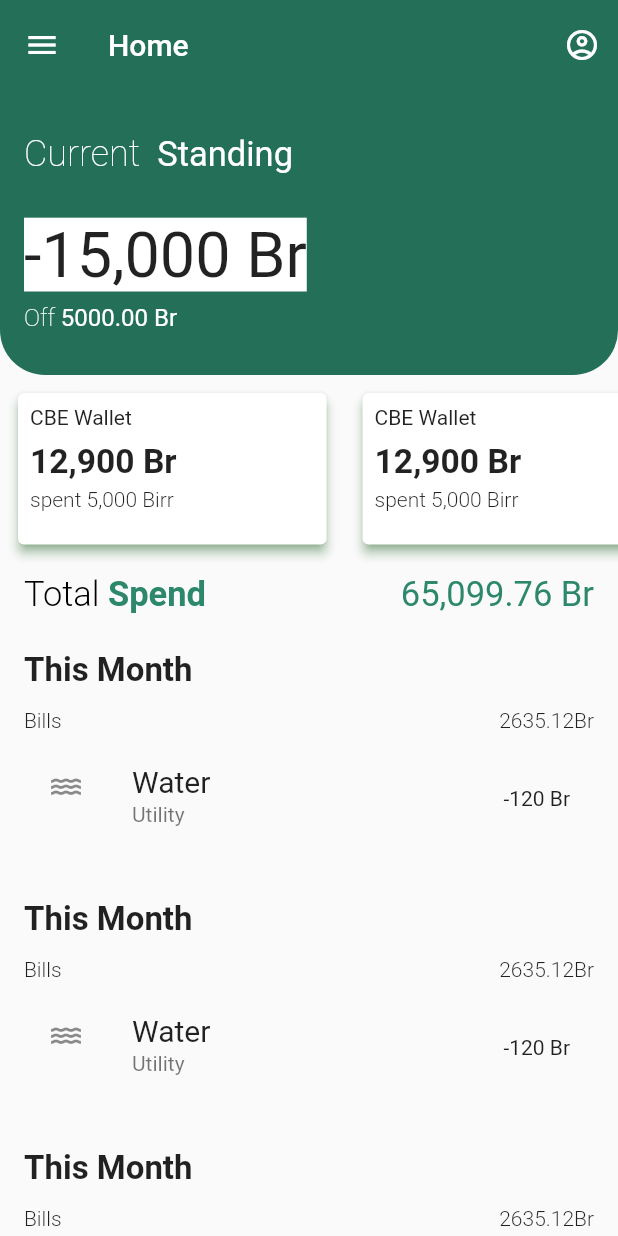
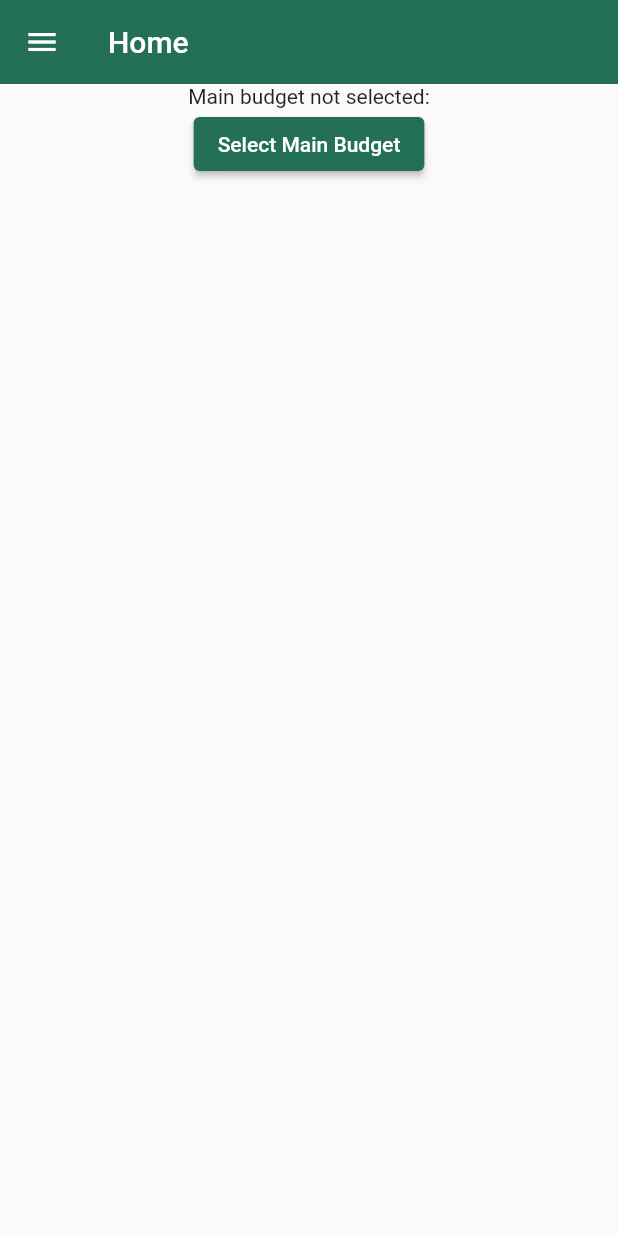
Before and after one commit to michaelzewdu/smuni, a Flutter app: the screen it shows after launch, on a phone screen of 412 x 824 dp. Run offline on Flutter 3.47's test engine with Material 2 defaults, Android fonts, the phone set to English and light mode, and no system bars; our stand-ins replace bloc, flutter_bloc, sqflite; accounts and stored records are empty.

Commit message:
feat: bloc observer

```diff
--- a/lib/blocs/user.dart
+++ b/lib/blocs/user.dart
@@ -16,33 +16,39 @@ class LoadUser extends UserEvent {
 class UpdateUser extends UserEvent {
   final User update;
   UpdateUser(this.update);
+
+  @override
+  String toString() => "${this.runtimeType.toString()} { update: $update }";
 }
 
 // STATE
 
-abstract class UserState {
-  const UserState();
+abstract class UserBlocState {
+  const UserBlocState();
 }
 
-class UsersLoading extends UserState {}
+class UserLoading extends UserBlocState {}
 
-class UsersLoadSuccess extends UserState {
-  final User user;
+class UserLoadSuccess extends UserBlocState {
+  final User item;
 
-  UsersLoadSuccess(this.user);
+  UserLoadSuccess(this.item);
+
+  @override
+  String toString() => "${this.runtimeType.toString()} { item: $item }";
 }
 
 // BLOC
 
-class UsersBloc extends Bloc<UserEvent, UserState> {
-  UsersBloc(User user) : super(UsersLoadSuccess(user));
+class UserBloc extends Bloc<UserEvent, UserBlocState> {
+  UserBloc(User user) : super(UserLoadSuccess(user));
 
   @override
-  Stream<UserState> mapEventToState(
+  Stream<UserBlocState> mapEventToState(
     UserEvent event,
   ) async* {
     if (event is UpdateUser) {
-      yield UsersLoadSuccess(event.update);
+      yield UserLoadSuccess(event.update);
     } else if (event is LoadUser) {}
   }
 }
--- a/lib/main.dart
+++ b/lib/main.dart
@@ -1,8 +1,13 @@
 import 'package:flutter/material.dart';
 import 'package:flutter_bloc/flutter_bloc.dart';
+import 'package:bloc/bloc.dart';
 import 'package:flutter_localizations/flutter_localizations.dart';
 import 'package:smuni/screens/home_screen.dart';
 
+import 'bloc_observer.dart';
+import 'screens/routes.dart';
+import 'repositories/repositories.dart';
+import 'models/models.dart';
 import 'blocs/blocs.dart';
 import 'constants.dart';
 import 'models/models.dart';
@@ -10,6 +15,7 @@ import 'repositories/repositories.dart';
 import 'screens/routes.dart';
 
 void main() async {
+  Bloc.observer = SimpleBlocObserver();
   runApp(MyApp());
 }
 
@@ -172,7 +178,7 @@ class MyApp extends StatelessWidget {
         ],
         child: MultiBlocProvider(
           providers: [
-            BlocProvider(create: (context) => UsersBloc(defaultUser)),
+            BlocProvider(create: (context) => UserBloc(defaultUser)),
             BlocProvider(
               create: (context) => BudgetsBloc(context.read<BudgetRepository>())
                 ..add(LoadBudgets()),
--- a/lib/models/models.dart
+++ b/lib/models/models.dart
@@ -9,6 +9,7 @@ class User {
   final String email;
   final String phoneNumber;
   final String? pictureURL;
+  final String? mainBudget;
   final List<Budget> budgets;
   final List<Expense> expenses;
   final List<Category> categories;
@@ -21,7 +22,8 @@ class User {
     required this.username,
     required this.email,
     required this.phoneNumber,
-    required this.pictureURL,
+    this.pictureURL,
+    this.mainBudget,
     required this.budgets,
     required this.expenses,
     required this.categories,
@@ -36,6 +38,7 @@ class User {
         "email": email,
         "phoneNumber": phoneNumber,
         "pictureURL": pictureURL,
+        "mainBudget": mainBudget,
         "budgets": budgets.map((e) => e.toJSON()),
         "categories": categories.map((c) => c.toJSON()),
         "expenses": expenses.map((e) => e.toJSON()),
@@ -50,27 +53,61 @@ class User {
         email: checkedConvert(json, "email", (v) => v as String),
         phoneNumber: checkedConvert(json, "phoneNumber", (v) => v as String),
         pictureURL: checkedConvert(json, "pictureURL", (v) => v as String?),
+        mainBudget: checkedConvert(json, "mainBudget", (v) => v as String?),
         budgets: checkedConvert(
           json,
           "budgets",
           (v) => v == null
               ? []
               : checkedConvertArray(
-                    v as List<dynamic>, (_, v) => Budget.fromJson(v))),
+                  v as List<dynamic>, (_, v) => Budget.fromJson(v)),
+        ),
         expenses: checkedConvert(
           json,
           "expenses",
           (v) => v == null
               ? []
               : checkedConvertArray(
-                    v as List<dynamic>, (_, v) => Expense.fromJson(v))),
+                  v as List<dynamic>, (_, v) => Expense.fromJson(v)),
+        ),
         categories: checkedConvert(
           json,
           "categories",
           (v) => v == null
               ? []
               : checkedConvertArray(
-                    v as List<dynamic>, (_, v) => Category.fromJson(v))),
+                  v as List<dynamic>, (_, v) => Category.fromJson(v)),
+        ),
+      );
+
+  factory User.from(
+    User other, {
+    String? id,
+    DateTime? createdAt,
+    DateTime? updatedAt,
+    String? firebaseId,
+    String? username,
+    String? email,
+    String? phoneNumber,
+    String? pictureURL,
+    String? mainBudget,
+    List<Budget>? budgets,
+    List<Expense>? expenses,
+    List<Category>? categories,
+  }) =>
+      User(
+        id: id ?? other.id,
+        createdAt: createdAt ?? other.createdAt,
+        updatedAt: updatedAt ?? other.updatedAt,
+        firebaseId: firebaseId ?? other.firebaseId,
+        username: username ?? other.username,
+        email: email ?? other.email,
+        phoneNumber: phoneNumber ?? other.phoneNumber,
+        pictureURL: pictureURL ?? other.pictureURL,
+        mainBudget: mainBudget ?? other.mainBudget,
+        budgets: budgets ?? other.budgets,
+        expenses: expenses ?? other.expenses,
+        categories: categories ?? other.categories,
       );
 }
 
@@ -154,8 +191,9 @@ class Budget {
         "endTime": endTime.toUtc().toString(),
         "allocatedAmount": allocatedAmount.toJSON(),
         "frequency": frequency.toJSON(),
-        "categories":
-            categories.entries.map((e) => MapEntry(e.key, e.value.toJSON())),
+        "categories": categories.entries.map(
+          (e) => MapEntry(e.key, e.value.toJSON()),
+        ),
       };
 
   factory Budget.fromJson(Map<String, dynamic> json) => Budget(
@@ -175,7 +213,8 @@ class Budget {
           (v) => v == null
               ? {}
               : checkedConvertMap(v as Map<String, dynamic>,
-                    (_, v) => MonetaryAmount.fromJson(v))),
+                  (_, v) => MonetaryAmount.fromJson(v)),
+        ),
       );
   factory Budget.from(
     Budget other, {
--- a/lib/screens/Budget/budgets_list_screen.dart
+++ b/lib/screens/Budget/budgets_list_screen.dart
@@ -311,7 +311,7 @@ class _BudgetListPageState extends State<BudgetListPage> {
                                               : Recurring(
                                                   daytimeToSecondsConverter(
                                                       recurringIntervals)),
-                                          categories: [],
+                                          categories: {},
                                         )));
                                     Navigator.pushReplacementNamed(
                                         context, BudgetListPage.routeName);
--- a/lib/screens/home_screen.dart
+++ b/lib/screens/home_screen.dart
@@ -1,8 +1,13 @@
 import 'package:flutter/cupertino.dart';
 import 'package:flutter/material.dart';
+import 'package:flutter_bloc/flutter_bloc.dart';
+
+import 'package:smuni/blocs/blocs.dart';
 import 'package:smuni/constants.dart';
+import 'package:smuni/models/models.dart';
 import 'package:smuni/screens/Budget/budgets_list_screen.dart';
 import 'package:smuni/screens/Expense/expense_list_page.dart';
+import 'package:smuni/widgets/budget_selector.dart';
 
 import 'Category/category_list_2.dart';
 
@@ -66,7 +71,10 @@ class SmuniHomeScreen extends StatelessWidget {
           ],
         ),
       )),
-      body: CustomScrollView(
+      body: BlocBuilder<UserBloc, UserBlocState>(builder: (context, state) {
+        if (state is UserLoadSuccess) {
+          if (state.item.mainBudget != null)
+            return CustomScrollView(
               slivers: [
                 SliverAppBar(
                   toolbarHeight: 60,
@@ -96,9 +104,11 @@ class SmuniHomeScreen extends StatelessWidget {
                               TextSpan(
                                   text: 'Current  ',
                                   style: TextStyle(
-                                fontSize: 24, fontWeight: FontWeight.w200)),
+                                      fontSize: 24,
+                                      fontWeight: FontWeight.w200)),
                               TextSpan(
-                            text: 'Standing', style: TextStyle(fontSize: 23))
+                                  text: 'Standing',
+                                  style: TextStyle(fontSize: 23))
                             ])),
                             Column(
                               crossAxisAlignment: CrossAxisAlignment.start,
@@ -106,10 +116,12 @@ class SmuniHomeScreen extends StatelessWidget {
                                 Text(
                                   '-15,000 Br',
                                   textScaleFactor: 3,
-                            style: TextStyle(backgroundColor: Colors.white),
+                                  style:
+                                      TextStyle(backgroundColor: Colors.white),
                                 ),
                                 Padding(
-                              padding: const EdgeInsets.fromLTRB(0, 8, 0, 0),
+                                    padding:
+                                        const EdgeInsets.fromLTRB(0, 8, 0, 0),
                                     child: RichText(
                                         text: TextSpan(children: [
                                       TextSpan(
@@ -147,8 +159,8 @@ class SmuniHomeScreen extends StatelessWidget {
                         ),
                       ),
                       Padding(
-                  padding:
-                      const EdgeInsets.symmetric(vertical: 8.0, horizontal: 16),
+                        padding: const EdgeInsets.symmetric(
+                            vertical: 8.0, horizontal: 16),
                         child: Row(
                           mainAxisAlignment: MainAxisAlignment.spaceBetween,
                           children: [
@@ -170,7 +182,8 @@ class SmuniHomeScreen extends StatelessWidget {
                               ])),
                             ),
                             Text('65,099.76 Br',
-                          style: TextStyle(fontSize: 23, color: semuni600))
+                                style:
+                                    TextStyle(fontSize: 23, color: semuni600))
                           ],
                         ),
                       )
@@ -178,28 +191,32 @@ class SmuniHomeScreen extends StatelessWidget {
                   ),
                 ),
                 SliverList(
-              delegate:
-                  SliverChildBuilderDelegate((BuildContext context, int index) {
-            return Padding(
+                    delegate: SliverChildBuilderDelegate(
+                        (BuildContext context, int index) => Padding(
                               padding: const EdgeInsets.all(16.0),
                               child: Column(
                                 crossAxisAlignment: CrossAxisAlignment.start,
                                 children: [
                                   Text(
                                     'This Month',
-                    style: TextStyle(fontSize: 22, fontWeight: FontWeight.bold),
+                                    style: TextStyle(
+                                        fontSize: 22,
+                                        fontWeight: FontWeight.bold),
                                   ),
                                   SizedBox(height: 12),
                                   Row(
-                    mainAxisAlignment: MainAxisAlignment.spaceBetween,
+                                    mainAxisAlignment:
+                                        MainAxisAlignment.spaceBetween,
                                     children: [
                                       Text(
                                         'Bills',
-                        style: TextStyle(fontWeight: FontWeight.w300),
+                                        style: TextStyle(
+                                            fontWeight: FontWeight.w300),
                                       ),
                                       Text(
                                         '2635.12Br',
-                        style: TextStyle(fontWeight: FontWeight.w300),
+                                        style: TextStyle(
+                                            fontWeight: FontWeight.w300),
                                       )
                                     ],
                                   ),
@@ -215,21 +232,81 @@ class SmuniHomeScreen extends StatelessWidget {
                                   )
                                 ],
                               ),
+                            ),
+                        childCount: 20))
+              ],
             );
+          else {
+            return _mainBudgetSelector(context, state);
+          }
+        } else if (state is UserLoading) {
+          return const Center(child: CircularProgressIndicator());
+        }
+        throw Exception("unexpected state");
+      }),
+    );
+  }
 
-            /*
-            return Container(
-              color: index.isOdd ? Colors.white : Colors.black12,
-              height: 100.0,
+  Widget _mainBudgetSelector(BuildContext context, UserLoadSuccess state) =>
+      CustomScrollView(slivers: [
+        SliverAppBar(
+          title: Text('Home'),
+          pinned: true,
+        ),
+        SliverFillRemaining(
             child: Center(
-                child: Text('$index', textScaleFactor: 5),
+          child: Form(
+            child: Column(
+              children: [
+                Text("Main budget not selected:"),
+                ElevatedButton(
+                  onPressed: () {
+                    final selectorKey = GlobalKey<FormFieldState<String>>();
+                    var budgetId = "";
+                    showModalBottomSheet(
+                      context: context,
+                      builder: (context) => StatefulBuilder(
+                        builder: (builder, setState) => Column(children: [
+                          BudgetFormSelector(
+                            key: selectorKey,
+                            onChanged: (value) {
+                              setState(() {
+                                budgetId = value!;
+                              });
+                            },
+                            validator: (value) {
+                              if (value == null) {
+                                return "No budget selected";
+                              }
+                            },
                           ),
-            );*/
-          }, childCount: 20))
+                          ElevatedButton(
+                              onPressed: budgetId.isNotEmpty
+                                  ? () {
+                                      final selector = selectorKey.currentState;
+                                      if (selector != null &&
+                                          selector.validate()) {
+                                        selector.save();
+                                        context.read<UserBloc>().add(
+                                              UpdateUser(User.from(state.item,
+                                                  mainBudget: budgetId)),
+                                            );
+                                        Navigator.pop(context);
+                                      }
+                                    }
+                                  : null,
+                              child: const Text("Save Selection"))
+                        ]),
+                      ),
+                    );
+                  },
+                  child: const Text("Select Main Budget"),
+                )
               ],
             ),
-    );
-  }
+          ),
+        ))
+      ]);
 }
 
 class DrawerButtons extends StatelessWidget {
--- a/lib/widgets/budget_selector.dart
+++ b/lib/widgets/budget_selector.dart
@@ -5,38 +5,77 @@ import 'package:flutter_bloc/flutter_bloc.dart';
 import 'package:smuni/blocs/budgets.dart';
 import 'package:smuni/blocs/blocs.dart';
 
+class BudgetFormSelector extends FormField<String> {
+  BudgetFormSelector({
+    Key? key,
+    Widget? caption,
+    String? initialValue,
+    FormFieldSetter<String>? onSaved,
+    void Function(String?)? onChanged,
+    FormFieldValidator<String>? validator,
+    // AutovalidateMode? autovalidateMode,
+    // bool? enabled,
+    String? restorationId,
+  }) : super(
+          key: key,
+          initialValue: initialValue,
+          validator: validator,
+          onSaved: onSaved,
+          restorationId: restorationId,
+          builder: (state) => BudgetSelector(
+            caption: state.errorText != null
+                ? Text(state.errorText!, style: TextStyle(color: Colors.red))
+                : caption != null
+                    ? caption
+                    : null,
+            initialValue: state.value,
+            onChanged: (value) {
+              state.didChange(value);
+              onChanged?.call(value);
+            },
+          ),
+        );
+
+  // @override
+  // _BudgetSelectorState createState() => _BudgetSelectorState();
+}
+
 class BudgetSelector extends StatefulWidget {
-  final String? caption;
+  final Widget? caption;
   final String? initialValue;
-  final FormFieldSetter<String>? onSaved;
-  final FormFieldValidator<String>? validator;
-  final String? restorationId;
+  final void Function(String)? onChanged;
 
   const BudgetSelector({
     Key? key,
     this.caption,
+    this.onChanged,
     this.initialValue,
-    this.onSaved,
-    this.validator,
-    // AutovalidateMode? autovalidateMode,
-    // bool? enabled,
-    this.restorationId,
   }) : super(key: key);
 
   @override
-  _BudgetSelectorState createState() => _BudgetSelectorState();
+  _BudgetSelectorState createState() => _BudgetSelectorState(initialValue);
 }
 
 class _BudgetSelectorState extends State<BudgetSelector> {
   bool _isSelecting = false;
+  String? _selectedBudgetId;
+
+  _BudgetSelectorState(this._selectedBudgetId);
+
+  void _selectBudget(String id) {
+    setState(() {
+      _selectedBudgetId = id;
+      _isSelecting = false;
+    });
+    widget.onChanged?.call(id);
+  }
 
   Widget _viewing(
-    FormFieldState<String> state,
+    // FormFieldState<String> state,
     BudgetsLoadSuccess itemsState,
   ) {
-    final value = state.value;
-    if (value != null) {
-      final item = itemsState.items[value];
+    if (_selectedBudgetId != null) {
+      final item = itemsState.items[_selectedBudgetId];
       if (item != null) {
         return Column(
           children: [
@@ -61,7 +100,7 @@ class _BudgetSelectorState extends State<BudgetSelector> {
   }
 
   Widget _selecting(
-    FormFieldState<String> state,
+    // FormFieldState<String> state,
     BudgetsLoadSuccess itemsState,
   ) {
     // show the selection list
@@ -79,15 +118,7 @@ class _BudgetSelectorState extends State<BudgetSelector> {
                     trailing: Text(
                       "${item.allocatedAmount.currency} ${item.allocatedAmount.amount / 100}",
                     ),
-                  onTap: () {
-                    state.didChange(
-                      item.id,
-                    );
-                    setState(() {
-                      _isSelecting = false;
-                    });
-                  },
-                );
+                    onTap: () => _selectBudget(item.id));
               },
             ),
           )
@@ -95,23 +126,18 @@ class _BudgetSelectorState extends State<BudgetSelector> {
   }
 
   @override
-  Widget build(BuildContext context) => FormField<String>(
-        initialValue: widget.initialValue,
-        validator: widget.validator,
-        onSaved: widget.onSaved,
-        builder: (state) => Column(
+  Widget build(BuildContext context) => Column(
         children: [
           // the top bar
           Row(children: [
             Expanded(
-                  child: Text(
-                state.errorText ?? widget.caption ?? "Budget",
-                style: TextStyle(
-                    color: state.errorText != null ? Colors.red : null),
-              )),
+              child: widget.caption ??
+                  const Text(
+                    "Budget",
+                  ),
+            ),
             TextButton(
-                child:
-                    _isSelecting ? const Text("Cancel") : const Text("Select"),
+              child: _isSelecting ? const Text("Cancel") : const Text("Select"),
               onPressed: () {
                 setState(() {
                   _isSelecting = !_isSelecting;
@@ -123,9 +149,9 @@ class _BudgetSelectorState extends State<BudgetSelector> {
               builder: (context, itemsState) {
             if (itemsState is BudgetsLoadSuccess) {
               if (_isSelecting) {
-                  return _selecting(state, itemsState);
+                return _selecting(itemsState);
               } else {
-                  return _viewing(state, itemsState);
+                return _viewing(itemsState);
               }
             } else if (itemsState is BudgetsLoading) {
               return const Center(
@@ -135,6 +161,5 @@ class _BudgetSelectorState extends State<BudgetSelector> {
             throw Exception("Unhandeled state");
           })
         ],
-        ),
       );
 }
```
Also changed, not shown: lib/bloc_observer.dart (added, +21 -0 lines), lib/blocs/categories.dart (+12 -0 lines), lib/blocs/category_edit_page.dart (+21 -0 lines), lib/blocs/category_list_page.dart (+7 -0 lines), lib/blocs/category_selector_bloc.dart (deleted, +0 -60 lines), lib/blocs/details_page.dart (+13 -0 lines), lib/blocs/expense_edit_page.dart (+19 -0 lines), lib/blocs/expense_list_page.dart (+15 -0 lines). Lines whose indentation alone changed are shown as unchanged.
